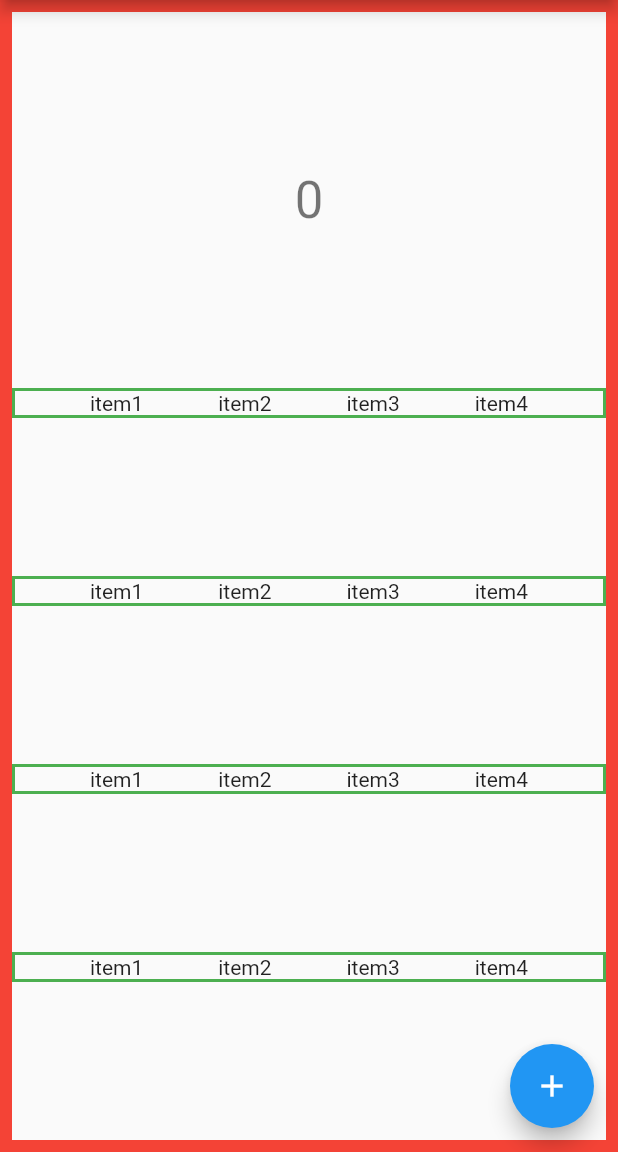
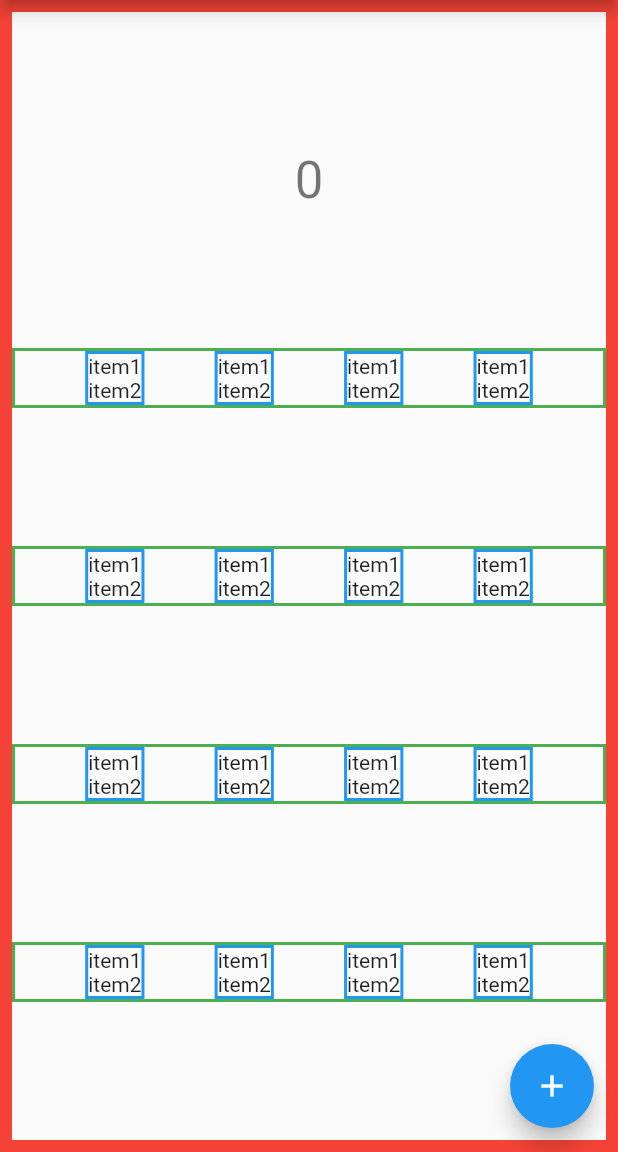
Before and after one commit to datsuns/stamp-calendar, a Flutter app: the screen it shows after launch, on a phone screen of 412 x 824 dp, the part 84-1236 px from its top. Run offline on Flutter 3.47's test engine with Material 2 defaults, Android fonts, the phone set to English and light mode, and no system bars.

Commit message:
contailner listed..

```diff
--- a/lib/main.dart
+++ b/lib/main.dart
@@ -46,6 +46,23 @@ class MyHomePage extends StatefulWidget {
 class _MyHomePageState extends State<MyHomePage> {
   int _counter = 0;
 
+  Widget generateOneDay() {
+    return Container(
+      decoration: BoxDecoration(border: Border.all(
+          color: Colors.blue,
+          width: 2.0,
+        ),
+      ),
+
+      child: Column(
+        children: <Widget>[
+          Text('item1'),
+          Text('item2'),
+        ],
+      ),
+    );
+  }
+
   Widget generateOneLine() {
     return Container(
       decoration: BoxDecoration(border: Border.all(
@@ -56,10 +73,10 @@ class _MyHomePageState extends State<MyHomePage> {
       child: Row(
         mainAxisAlignment: MainAxisAlignment.spaceEvenly,
         children: <Widget>[
-          Text('item1'),
-          Text('item2'),
-          Text('item3'),
-          Text('item4')
+          generateOneDay(),
+          generateOneDay(),
+          generateOneDay(),
+          generateOneDay(),
         ],
       ),
     );
```
